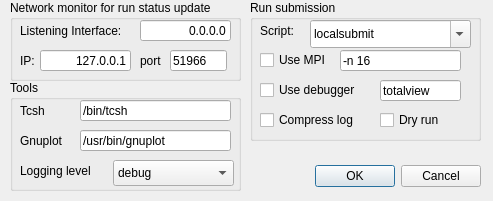
LeCAD-PEG/SOLPS-GUI, file src/gui/preferences.ui: the form before one commit.
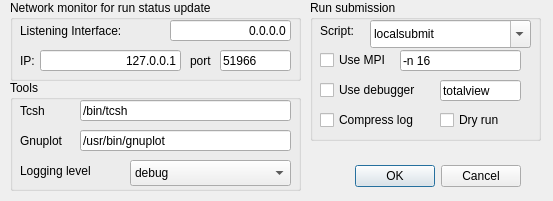
The form after the commit.

The edit to the form file:
```diff
--- a/src/gui/preferences.ui
+++ b/src/gui/preferences.ui
@@ -9,7 +9,7 @@
    <rect>
     <x>0</x>
     <y>0</y>
-    <width>493</width>
+    <width>553</width>
     <height>201</height>
    </rect>
   </property>
@@ -22,7 +22,7 @@
   <widget class="QDialogButtonBox" name="buttonBox">
    <property name="geometry">
     <rect>
-     <x>250</x>
+     <x>290</x>
      <y>160</y>
      <width>231</width>
      <height>32</height>
@@ -40,7 +40,7 @@
     <rect>
      <x>10</x>
      <y>0</y>
-     <width>231</width>
+     <width>291</width>
      <height>81</height>
     </rect>
    </property>
@@ -52,7 +52,7 @@
      <rect>
       <x>10</x>
       <y>20</y>
-      <width>121</width>
+      <width>151</width>
       <height>21</height>
      </rect>
     </property>
@@ -66,9 +66,9 @@
    <widget class="QLineEdit" name="lineEdit_monitor_interface">
     <property name="geometry">
      <rect>
-      <x>130</x>
+      <x>160</x>
       <y>20</y>
-      <width>91</width>
+      <width>121</width>
       <height>21</height>
      </rect>
     </property>
@@ -112,7 +112,7 @@
      <rect>
       <x>30</x>
       <y>50</y>
-      <width>91</width>
+      <width>141</width>
       <height>21</height>
      </rect>
     </property>
@@ -138,9 +138,9 @@
    <widget class="QLabel" name="label_4">
     <property name="geometry">
      <rect>
-      <x>130</x>
+      <x>180</x>
       <y>50</y>
-      <width>26</width>
+      <width>31</width>
       <height>21</height>
      </rect>
     </property>
@@ -151,9 +151,9 @@
    <widget class="QLineEdit" name="lineEdit_monitor_port">
     <property name="geometry">
      <rect>
-      <x>160</x>
+      <x>210</x>
       <y>50</y>
-      <width>57</width>
+      <width>71</width>
       <height>21</height>
      </rect>
     </property>
@@ -171,7 +171,7 @@
   <widget class="QGroupBox" name="groupBox_2">
    <property name="geometry">
     <rect>
-     <x>250</x>
+     <x>310</x>
      <y>0</y>
      <width>231</width>
      <height>141</height>
@@ -338,7 +338,7 @@
     <rect>
      <x>10</x>
      <y>80</y>
-     <width>231</width>
+     <width>291</width>
      <height>111</height>
     </rect>
    </property>
@@ -363,7 +363,7 @@
      <rect>
       <x>70</x>
       <y>20</y>
-      <width>151</width>
+      <width>211</width>
       <height>21</height>
      </rect>
     </property>
@@ -392,7 +392,7 @@
      <rect>
       <x>70</x>
       <y>50</y>
-      <width>151</width>
+      <width>211</width>
       <height>21</height>
      </rect>
     </property>
@@ -406,9 +406,9 @@
    <widget class="QComboBox" name="comboBox_log_level">
     <property name="geometry">
      <rect>
-      <x>103</x>
+      <x>120</x>
       <y>80</y>
-      <width>121</width>
+      <width>161</width>
       <height>26</height>
      </rect>
     </property>
@@ -446,7 +446,7 @@
      <rect>
       <x>10</x>
       <y>80</y>
-      <width>91</width>
+      <width>111</width>
       <height>21</height>
      </rect>
     </property>
```
